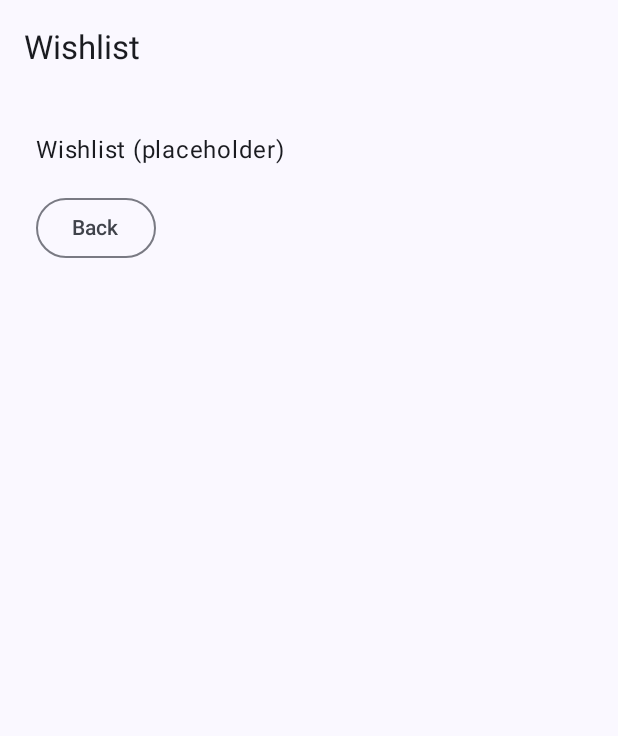
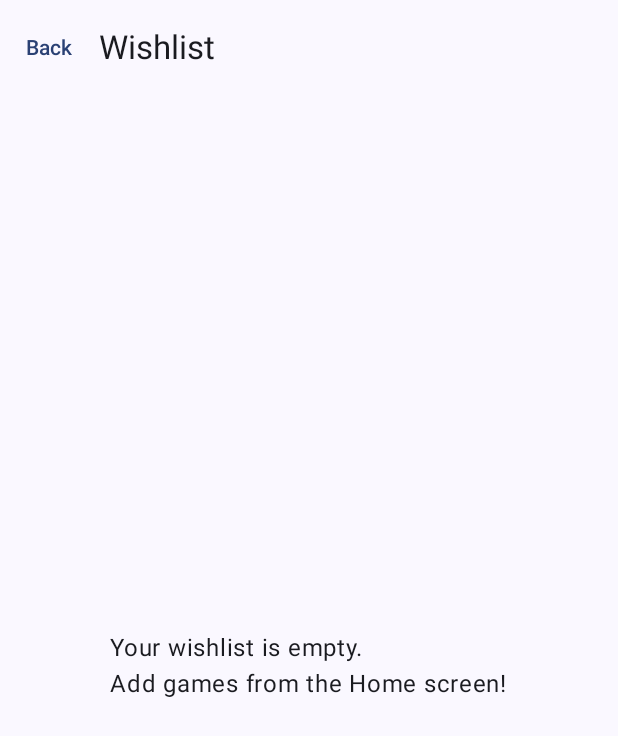
Before and after one commit to jmgonzalez06/GameVault, an Android app built with Jetpack Compose: the WishlistScreen screen opened through its navigation route, on a phone screen of 412 x 824 dp. Shown: the top 736 px of the screen. Run offline under Robolectric (Android 15) with nearby library versions, the light colour scheme and no system bars.

Commit message:
Completed Home screen, prep Details and Wishlist for teammate handoff

```diff
--- a/app/build.gradle.kts
+++ b/app/build.gradle.kts
@@ -59,5 +59,6 @@ dependencies {
     debugImplementation(libs.androidx.ui.tooling)
     implementation(libs.androidx.material3)
     implementation(libs.androidx.navigation.compose.v283)
+    implementation("androidx.navigation:navigation-compose:2.8.3")
     implementation(libs.androidx.lifecycle.viewmodel.compose.v286)
 }
--- a/app/src/main/java/com/example/gamevault/nav/Navigation.kt
+++ b/app/src/main/java/com/example/gamevault/nav/Navigation.kt
@@ -7,7 +7,12 @@ import androidx.navigation.compose.rememberNavController
 import com.example.gamevault.ui.screens.DetailsScreen
 import com.example.gamevault.ui.screens.HomeScreen
 import com.example.gamevault.ui.screens.WishlistScreen
+import androidx.navigation.NavType
+import androidx.navigation.navArgument
+import com.example.gamevault.data.GameList
+import androidx.compose.material3.ExperimentalMaterial3Api
 
+@OptIn(ExperimentalMaterial3Api::class)
 object Routes {
     const val HOME = "home"
     const val DETAILS = "details"
@@ -15,16 +20,37 @@ object Routes {
 }
 
 @Composable
-fun Navigation() {
+fun Navigation(onToggleWishlist: (Int) -> Unit = {},
+               isInWishlist: (Int) -> Boolean = { false }) {
     val nav = rememberNavController()
     NavHost(navController = nav, startDestination = Routes.HOME) {
         composable(Routes.HOME) {
             HomeScreen(
-                onOpenDetails = { nav.navigate(Routes.DETAILS) },
-                onOpenWishlist = { nav.navigate(Routes.WISHLIST) }
+                onOpenDetails = { gameId -> nav.navigate("${Routes.DETAILS}/$gameId") },
+                onOpenWishlist = { nav.navigate(Routes.WISHLIST) },
+                onToggleWishlist = onToggleWishlist,
+                isInWishlist = isInWishlist
             )
         }
-        composable(Routes.DETAILS) { DetailsScreen(onBack = { nav.popBackStack() }) }
-        composable(Routes.WISHLIST) { WishlistScreen(onBack = { nav.popBackStack() }) }
+        composable(
+            route = "${Routes.DETAILS}/{gameId}",
+            arguments = listOf(navArgument("gameId") { type = NavType.IntType })
+        ) { backStackEntry ->
+            val id = backStackEntry.arguments?.getInt("gameId") ?: -1
+            if (id == -1) {
+                nav.popBackStack()
+                return@composable
+            }
+            DetailsScreen(
+                gameId = id,
+                onBack = { nav.popBackStack() },
+                onToggleWishlist = onToggleWishlist,
+                isInWishlist = isInWishlist
+            )
+        }
+
+        composable(Routes.WISHLIST) {
+            WishlistScreen(onBack = { nav.popBackStack() })
+        }
     }
 }
--- a/app/src/main/java/com/example/gamevault/ui/screens/HomeScreen.kt
+++ b/app/src/main/java/com/example/gamevault/ui/screens/HomeScreen.kt
@@ -1,29 +1,80 @@
 package com.example.gamevault.ui.screens
 
+import androidx.compose.foundation.clickable
 import androidx.compose.foundation.layout.*
-import androidx.compose.material3.*
+import androidx.compose.foundation.lazy.LazyColumn
+import androidx.compose.foundation.lazy.items
+import androidx.compose.material3.Card
+import androidx.compose.material3.FilledTonalButton
+import androidx.compose.material3.MaterialTheme
+import androidx.compose.material3.Scaffold
+import androidx.compose.material3.Text
+import androidx.compose.material3.TopAppBar
 import androidx.compose.runtime.Composable
 import androidx.compose.ui.Alignment
 import androidx.compose.ui.Modifier
+import androidx.compose.ui.text.font.FontWeight
 import androidx.compose.ui.unit.dp
+import com.example.gamevault.data.GameList
+import androidx.compose.material3.ExperimentalMaterial3Api
 
 @OptIn(ExperimentalMaterial3Api::class)
 @Composable
 fun HomeScreen(
-    onOpenDetails: () -> Unit,
-    onOpenWishlist: () -> Unit
+    onOpenDetails: (Int) -> Unit,
+    onOpenWishlist: () -> Unit,
+    onToggleWishlist: (Int) -> Unit,
+    isInWishlist: (Int) -> Boolean
 ) {
     Scaffold(
-        topBar = { TopAppBar(title = { Text("GameVault") }) }
+        topBar = {
+            TopAppBar(
+                title = { Text("GameVault") },
+                actions = { FilledTonalButton(onClick = onOpenWishlist) { Text("Wishlist") } }
+            )
+        }
     ) { padding ->
-        Column(
-            Modifier.fillMaxSize().padding(padding).padding(24.dp),
-            verticalArrangement = Arrangement.spacedBy(16.dp),
-            horizontalAlignment = Alignment.CenterHorizontally
-        ) {
-            Text("Home", style = MaterialTheme.typography.headlineSmall)
-            Button(onClick = onOpenDetails) { Text("Go to Details") }
-            Button(onClick = onOpenWishlist) { Text("Go to Wishlist") }
+        if (GameList.games.isEmpty()) {
+            Box(
+                modifier = Modifier.fillMaxSize().padding(padding),
+                contentAlignment = Alignment.Center
+            ) { Text("No games yet") }
+        } else {
+            LazyColumn(
+                modifier = Modifier
+                    .fillMaxSize()
+                    .padding(padding)
+            ) {
+                items(GameList.games) { game ->
+                    Card(
+                        modifier = Modifier
+                            .fillMaxWidth()
+                            .padding(horizontal = 16.dp, vertical = 8.dp)
+                            .clickable { onOpenDetails(game.id) }
+                    ) {
+                        Row(
+                            modifier = Modifier
+                                .fillMaxWidth()
+                                .padding(16.dp),
+                            verticalAlignment = Alignment.CenterVertically
+                        ) {
+                            Column(Modifier.weight(1f)) {
+                                Text(
+                                    game.title,
+                                    style = MaterialTheme.typography.titleMedium,
+                                    fontWeight = FontWeight.SemiBold
+                                )
+                                Text(game.genre, style = MaterialTheme.typography.bodyMedium)
+                                Text("⭐ ${game.rating}", style = MaterialTheme.typography.bodySmall)
+                            }
+                            val saved = isInWishlist(game.id)
+                            FilledTonalButton(onClick = { onToggleWishlist(game.id) }) {
+                                Text(if (saved) "Remove" else "Save")
+                            }
+                        }
+                    }
+                }
+            }
         }
     }
 }
--- a/app/src/main/java/com/example/gamevault/ui/screens/WishlistScreen.kt
+++ b/app/src/main/java/com/example/gamevault/ui/screens/WishlistScreen.kt
@@ -3,22 +3,38 @@ package com.example.gamevault.ui.screens
 import androidx.compose.foundation.layout.*
 import androidx.compose.material3.*
 import androidx.compose.runtime.Composable
+import androidx.compose.ui.Alignment
 import androidx.compose.ui.Modifier
 import androidx.compose.ui.unit.dp
 
 @OptIn(ExperimentalMaterial3Api::class)
 @Composable
-fun WishlistScreen(onBack: () -> Unit) {
+fun WishlistScreen(
+    onBack: () -> Unit,
+    onToggleWishlist: (Int) -> Unit = {},
+    isInWishlist: (Int) -> Boolean = { false }
+) {
     Scaffold(
-        topBar = { TopAppBar(title = { Text("Wishlist") }) }
+        topBar = {
+            TopAppBar(
+                title = { Text("Wishlist") },
+                navigationIcon = {
+                    TextButton(onClick = onBack) { Text("Back") }
+                }
+            )
+        }
     ) { padding ->
-        Column(
-            Modifier.fillMaxSize().padding(padding).padding(24.dp),
-            verticalArrangement = Arrangement.spacedBy(16.dp)
+        // Placeholder content
+        Box(
+            modifier = Modifier
+                .fillMaxSize()
+                .padding(padding),
+            contentAlignment = Alignment.Center
         ) {
-            Text("Wishlist (placeholder)")
-            // TODO Partner: style empty state + list layout
-            OutlinedButton(onClick = onBack) { Text("Back") }
+            Text(
+                text = "Your wishlist is empty.\nAdd games from the Home screen!",
+                style = MaterialTheme.typography.bodyLarge
+            )
         }
     }
 }
```
Also changed, not shown: app/src/main/java/com/example/gamevault/data/GameList.kt (added, +34 -0 lines), app/src/main/java/com/example/gamevault/ui/screens/DetailsScreen.kt (+57 -8 lines).
